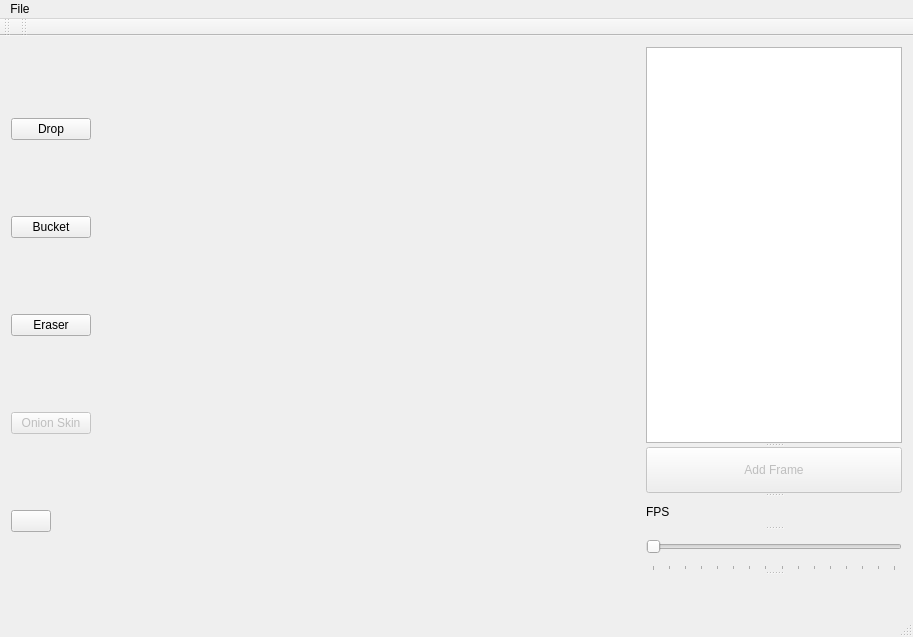
First picture: the form in spriteview.ui, repository Mitten25/SpriteEditor, before the edit.
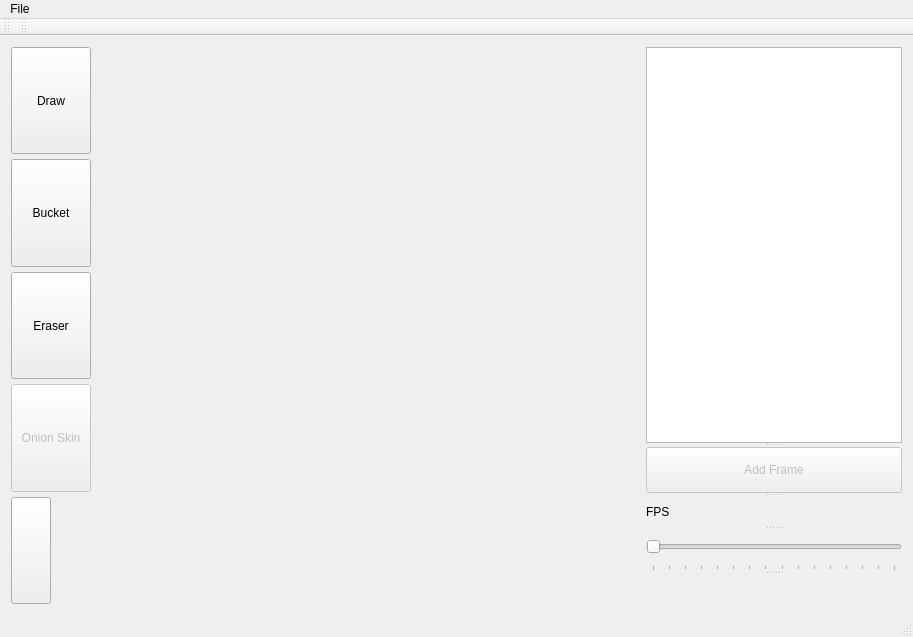
Second picture: the form after the edit.

Commit message: Added button view, commented out for file path discrepency

```diff
--- a/spriteview.ui
+++ b/spriteview.ui
@@ -110,20 +110,20 @@
       <item row="1" column="1" alignment="Qt::AlignLeft">
        <widget class="QPushButton" name="dropButton">
         <property name="sizePolicy">
-         <sizepolicy hsizetype="MinimumExpanding" vsizetype="Fixed">
+         <sizepolicy hsizetype="MinimumExpanding" vsizetype="MinimumExpanding">
           <horstretch>0</horstretch>
           <verstretch>0</verstretch>
          </sizepolicy>
         </property>
         <property name="text">
-         <string>Drop</string>
+         <string>Draw</string>
         </property>
        </widget>
       </item>
       <item row="4" column="1" alignment="Qt::AlignLeft">
        <widget class="QPushButton" name="eraseButton">
         <property name="sizePolicy">
-         <sizepolicy hsizetype="MinimumExpanding" vsizetype="Fixed">
+         <sizepolicy hsizetype="MinimumExpanding" vsizetype="MinimumExpanding">
           <horstretch>0</horstretch>
           <verstretch>0</verstretch>
          </sizepolicy>
@@ -133,14 +133,20 @@
         </property>
        </widget>
       </item>
-      <item row="2" column="1" alignment="Qt::AlignLeft">
+      <item row="2" column="1" alignment="Qt::AlignHCenter">
        <widget class="QPushButton" name="bucketButton">
         <property name="sizePolicy">
-         <sizepolicy hsizetype="MinimumExpanding" vsizetype="Fixed">
+         <sizepolicy hsizetype="Expanding" vsizetype="MinimumExpanding">
           <horstretch>0</horstretch>
           <verstretch>0</verstretch>
          </sizepolicy>
         </property>
+        <property name="minimumSize">
+         <size>
+          <width>0</width>
+          <height>0</height>
+         </size>
+        </property>
         <property name="text">
          <string>Bucket</string>
         </property>
@@ -149,7 +155,7 @@
       <item row="6" column="1" alignment="Qt::AlignLeft">
        <widget class="QPushButton" name="colorButton">
         <property name="sizePolicy">
-         <sizepolicy hsizetype="MinimumExpanding" vsizetype="Fixed">
+         <sizepolicy hsizetype="MinimumExpanding" vsizetype="MinimumExpanding">
           <horstretch>0</horstretch>
           <verstretch>0</verstretch>
          </sizepolicy>
@@ -164,6 +170,12 @@
         <property name="enabled">
          <bool>false</bool>
         </property>
+        <property name="sizePolicy">
+         <sizepolicy hsizetype="Minimum" vsizetype="MinimumExpanding">
+          <horstretch>0</horstretch>
+          <verstretch>0</verstretch>
+         </sizepolicy>
+        </property>
         <property name="text">
          <string>Onion Skin</string>
         </property>
```
The commit also changes 1 other file.
